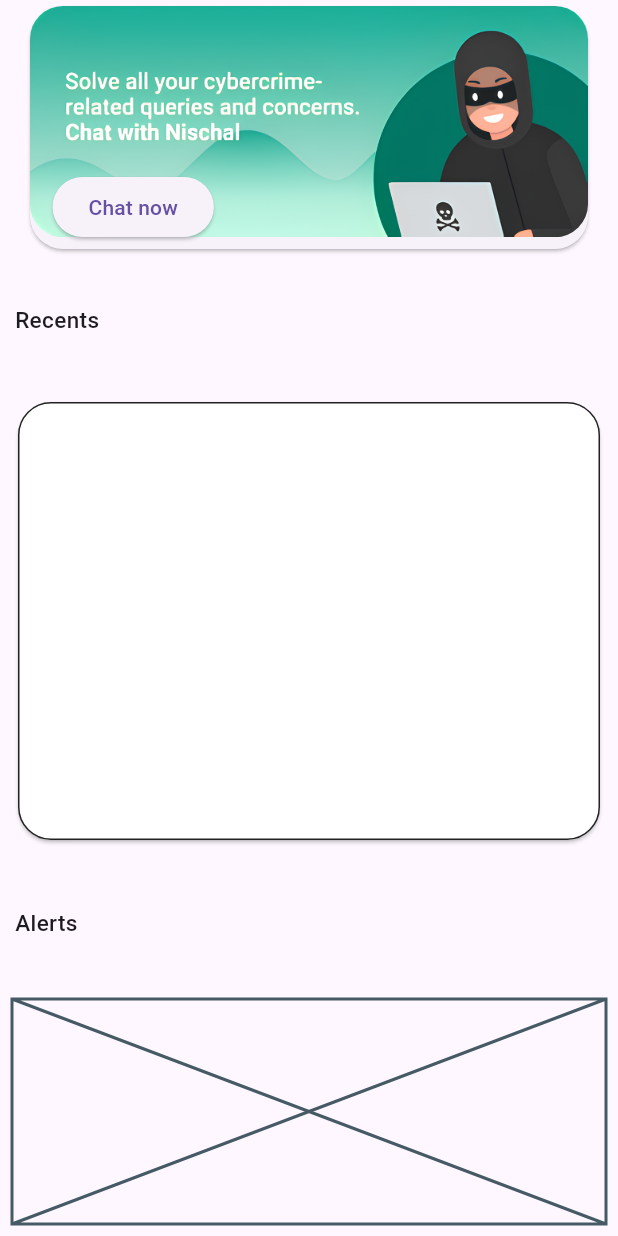
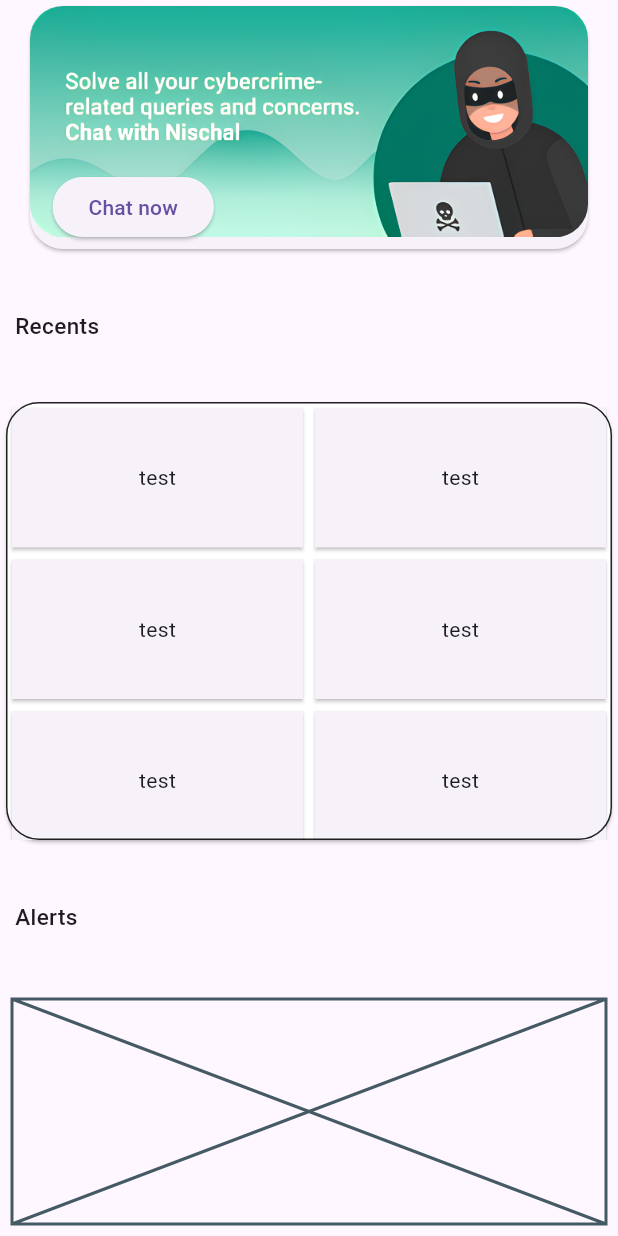
Before and after one commit to salik03/Kavach, a Flutter app: the HomeScreen screen opened directly, on a phone screen of 412 x 824 dp. Run offline on Flutter 3.47's test engine with Material 3 defaults, Android fonts, the phone set to English and light mode, and no system bars; our stand-ins replace cloud_firestore, contacts_service, firebase_auth, firebase_core, flutter_chat_types, flutter_chat_ui and 5 more; missing offline and left inert: call_log, flutter_inappwebview, flutter_sms_inbox; accounts and stored records are empty.

Commit message:
mapped out middle section of the home_screen

```diff
--- a/lib/src/features/authentication/screens/home_screen/home_screen.dart
+++ b/lib/src/features/authentication/screens/home_screen/home_screen.dart
@@ -1,3 +1,4 @@
+import 'package:flutter/cupertino.dart';
 import 'package:flutter/material.dart';
 import 'package:kavach_2/src/constants/image_strings.dart';
 
@@ -48,16 +49,26 @@ class HomeScreen extends StatelessWidget {
             style: TextStyle(fontSize: 15, fontWeight: FontWeight.w500),
           ),
         ),
-        Padding(
-          padding: const EdgeInsets.all(8.0),
-          child: SizedBox(
+        SizedBox(
           height: 300,
           width: double.infinity,
           child: Card(
             color: Colors.white,
             shape: RoundedRectangleBorder(
               side: const BorderSide(color: Colors.black87),
-                  borderRadius: BorderRadius.circular(22)),
+              borderRadius: BorderRadius.circular(22),
+            ),
+            child: GridView.count(
+              crossAxisCount: 2,
+              shrinkWrap: true,
+              childAspectRatio: 2,
+              scrollDirection: Axis.vertical,
+              padding: const EdgeInsets.all(0),
+              children: List.generate(
+                6,
+                (index) => const Card(
+                    shape: Border(), child: Center(child: Text("test"))),
+              ),
             ),
           ),
         ),
@@ -79,3 +90,11 @@ class HomeScreen extends StatelessWidget {
     ));
   }
 }
+
+class AlertBoxes extends StatelessWidget {
+  const AlertBoxes({super.key});
+  @override
+  Widget build(BuildContext context) {
+    return const Card(child: Column(children: [Icon(CupertinoIcons.phone)],),);
+  }
+}
```
Lines whose indentation alone changed are shown as unchanged.
